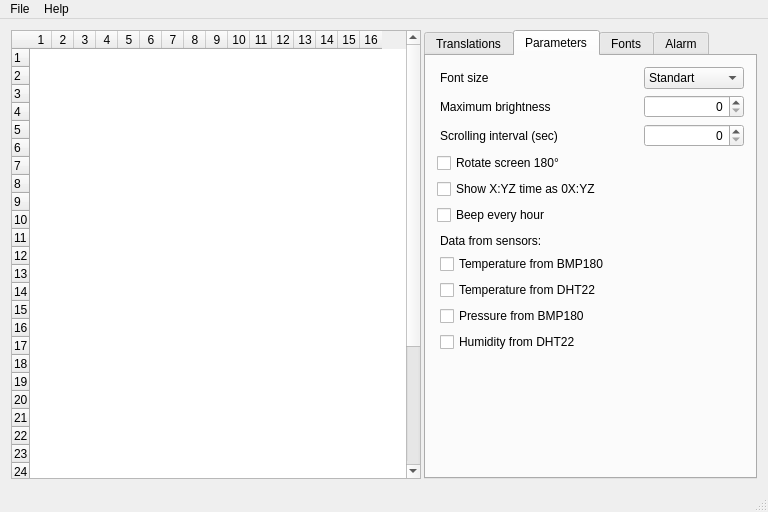
First picture: the form in editor/mainwindow.ui, repository WiseLord/matrixclock, before the edit.
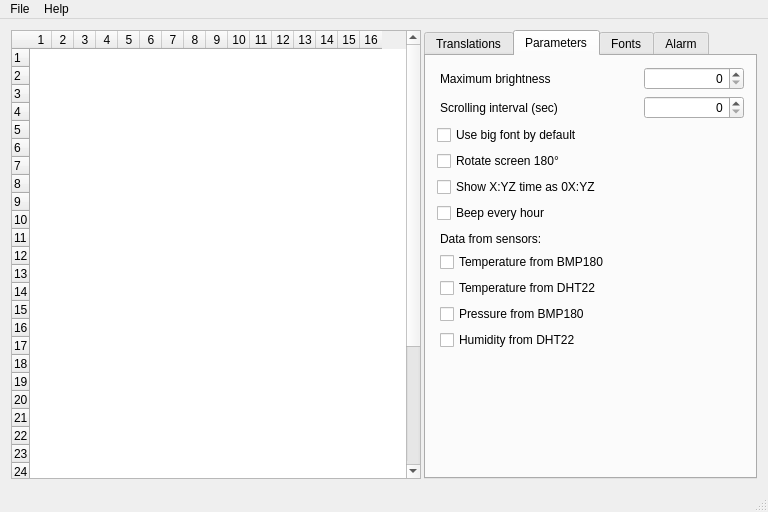
Second picture: the form after the edit. The open tabs and pages were chosen to show the change. Custom widgets are drawn as their Qt base class.

```diff
--- a/editor/mainwindow.ui
+++ b/editor/mainwindow.ui
@@ -392,54 +392,6 @@
         <string>Parameters</string>
        </attribute>
        <layout class="QVBoxLayout" name="verticalLayout">
-        <item>
-         <widget class="QWidget" name="wgtFontsize" native="true">
-          <layout class="QHBoxLayout" name="horizontalLayout_23" stretch="1,0">
-           <property name="spacing">
-            <number>0</number>
-           </property>
-           <property name="leftMargin">
-            <number>3</number>
-           </property>
-           <property name="topMargin">
-            <number>0</number>
-           </property>
-           <property name="rightMargin">
-            <number>0</number>
-           </property>
-           <property name="bottomMargin">
-            <number>0</number>
-           </property>
-           <item>
-            <widget class="QLabel" name="lblFontsize">
-             <property name="text">
-              <string>Font size</string>
-             </property>
-            </widget>
-           </item>
-           <item>
-            <widget class="QComboBox" name="cbxFontsize">
-             <property name="minimumSize">
-              <size>
-               <width>100</width>
-               <height>0</height>
-              </size>
-             </property>
-             <item>
-              <property name="text">
-               <string>Standart</string>
-              </property>
-             </item>
-             <item>
-              <property name="text">
-               <string>Big</string>
-              </property>
-             </item>
-            </widget>
-           </item>
-          </layout>
-         </widget>
-        </item>
         <item>
          <widget class="QWidget" name="wgtBrmax" native="true">
           <layout class="QHBoxLayout" name="horizontalLayout_22" stretch="1,0">
@@ -528,6 +480,13 @@
           </layout>
          </widget>
         </item>
+        <item>
+         <widget class="QCheckBox" name="cbxFontsize">
+          <property name="text">
+           <string>Use big font by default</string>
+          </property>
+         </widget>
+        </item>
         <item>
          <widget class="QCheckBox" name="cbxRotate">
           <property name="text">
```
Left out of the diff: 132 changed lines with no effect on the pictures.
